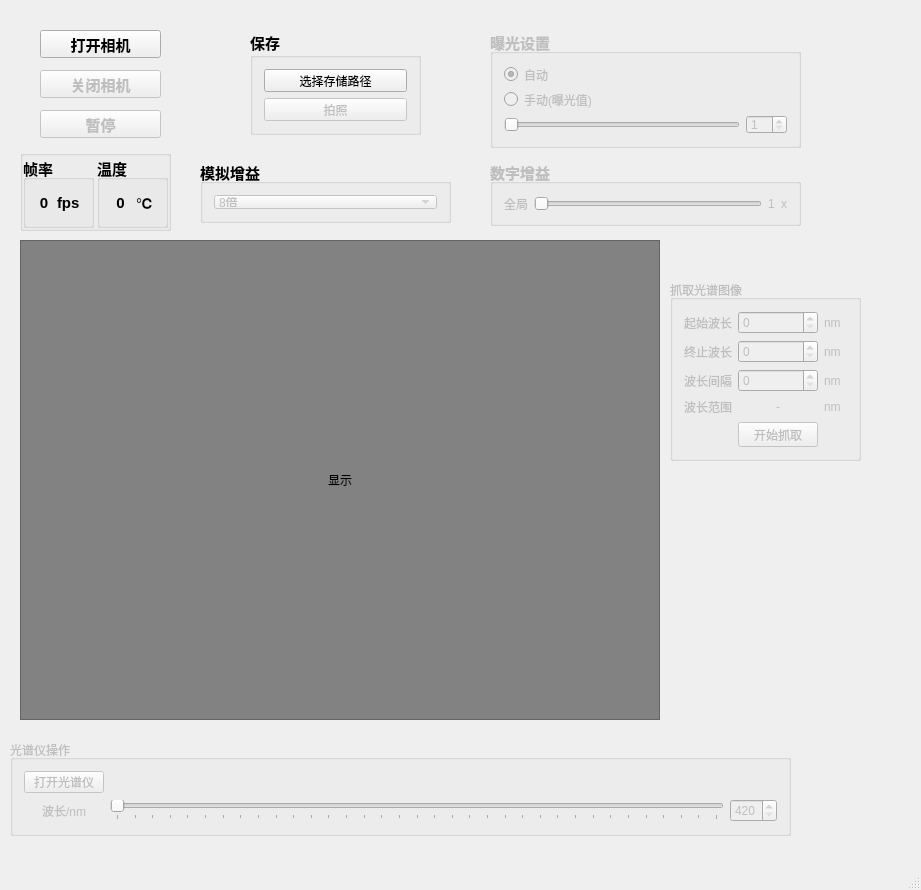
This is usb2_camera_034/mainwindow.ui in betterorbest/usb_camera_with_Cypress as Qt 5 draws it before an edit. The edited form follows.
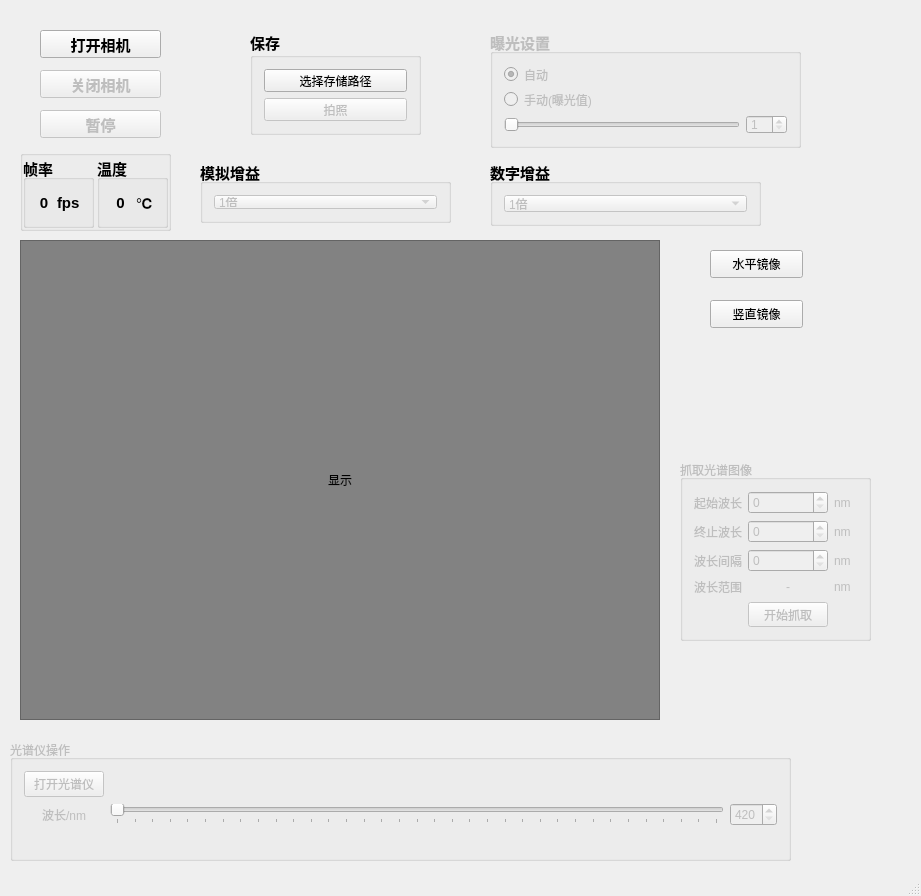
This is the edited form. Icons and pictures are not drawn.

Commit message: modify view digitalGain, add mirror, add wavelength slider tick value

```diff
--- a/usb2_camera_034/mainwindow.ui
+++ b/usb2_camera_034/mainwindow.ui
@@ -7,7 +7,7 @@
     <x>0</x>
     <y>0</y>
     <width>921</width>
-    <height>890</height>
+    <height>896</height>
    </rect>
   </property>
   <property name="windowTitle">
@@ -230,7 +230,7 @@
         </font>
        </property>
        <property name="currentIndex">
-        <number>3</number>
+        <number>0</number>
        </property>
        <item>
         <property name="text">
@@ -261,15 +261,15 @@
      </item>
     </layout>
    </widget>
-   <widget class="QGroupBox" name="m_digitalGainSet">
+   <widget class="QGroupBox" name="groupBox">
     <property name="enabled">
-     <bool>false</bool>
+     <bool>true</bool>
     </property>
     <property name="geometry">
      <rect>
       <x>490</x>
       <y>160</y>
-      <width>311</width>
+      <width>271</width>
       <height>66</height>
      </rect>
     </property>
@@ -285,93 +285,61 @@
     </property>
     <layout class="QVBoxLayout" name="verticalLayout_3">
      <item>
-      <layout class="QHBoxLayout" name="horizontalLayout_8">
+      <widget class="QComboBox" name="m_digitalGainSet">
+       <property name="enabled">
+        <bool>false</bool>
+       </property>
+       <property name="font">
+        <font>
+         <pointsize>9</pointsize>
+         <weight>50</weight>
+         <bold>false</bold>
+        </font>
+       </property>
+       <property name="currentIndex">
+        <number>0</number>
+       </property>
        <item>
-        <widget class="QLabel" name="label_2">
-         <property name="font">
-          <font>
-           <pointsize>9</pointsize>
-           <weight>50</weight>
-           <bold>false</bold>
-          </font>
-         </property>
-         <property name="text">
-          <string>全局</string>
-         </property>
-        </widget>
+        <property name="text">
+         <string>1倍</string>
+        </property>
        </item>
        <item>
-        <widget class="QSlider" name="m_globalGainSet">
-         <property name="sizePolicy">
-          <sizepolicy hsizetype="MinimumExpanding" vsizetype="Fixed">
-           <horstretch>0</horstretch>
-           <verstretch>0</verstretch>
-          </sizepolicy>
-         </property>
-         <property name="maximumSize">
-          <size>
-           <width>16777215</width>
-           <height>16777215</height>
-          </size>
-         </property>
-         <property name="minimum">
-          <number>1</number>
-         </property>
-         <property name="maximum">
-          <number>8</number>
-         </property>
-         <property name="pageStep">
-          <number>1</number>
-         </property>
-         <property name="tracking">
-          <bool>false</bool>
-         </property>
-         <property name="orientation">
-          <enum>Qt::Horizontal</enum>
-         </property>
-         <property name="invertedAppearance">
-          <bool>false</bool>
-         </property>
-         <property name="invertedControls">
-          <bool>false</bool>
-         </property>
-         <property name="tickPosition">
-          <enum>QSlider::NoTicks</enum>
-         </property>
-         <property name="tickInterval">
-          <number>1</number>
-         </property>
-        </widget>
+        <property name="text">
+         <string>2倍</string>
+        </property>
        </item>
        <item>
-        <widget class="QLabel" name="m_globalGain">
-         <property name="font">
-          <font>
-           <pointsize>9</pointsize>
-           <weight>50</weight>
-           <bold>false</bold>
-          </font>
-         </property>
-         <property name="text">
-          <string>1</string>
-         </property>
-        </widget>
+        <property name="text">
+         <string>3倍</string>
+        </property>
        </item>
        <item>
-        <widget class="QLabel" name="label">
-         <property name="font">
-          <font>
-           <pointsize>9</pointsize>
-           <weight>50</weight>
-           <bold>false</bold>
-          </font>
-         </property>
-         <property name="text">
-          <string>x</string>
-         </property>
-        </widget>
+        <property name="text">
+         <string>4倍</string>
+        </property>
        </item>
-      </layout>
+       <item>
+        <property name="text">
+         <string>5倍</string>
+        </property>
+       </item>
+       <item>
+        <property name="text">
+         <string>6倍</string>
+        </property>
+       </item>
+       <item>
+        <property name="text">
+         <string>7倍</string>
+        </property>
+       </item>
+       <item>
+        <property name="text">
+         <string>8倍</string>
+        </property>
+       </item>
+      </widget>
      </item>
     </layout>
    </widget>
@@ -501,7 +469,7 @@
       <x>10</x>
       <y>740</y>
       <width>781</width>
-      <height>96</height>
+      <height>121</height>
      </rect>
     </property>
     <property name="title">
@@ -579,6 +547,13 @@
        </property>
       </spacer>
      </item>
+     <item row="3" column="0" colspan="6">
+      <widget class="QLabel" name="m_labelForPos">
+       <property name="text">
+        <string/>
+       </property>
+      </widget>
+     </item>
     </layout>
    </widget>
    <widget class="QGroupBox" name="groupBox_6">
@@ -692,8 +667,8 @@
     </property>
     <property name="geometry">
      <rect>
-      <x>670</x>
-      <y>280</y>
+      <x>680</x>
+      <y>460</y>
       <width>191</width>
       <height>181</height>
      </rect>
@@ -807,6 +782,32 @@
      </item>
     </layout>
    </widget>
+   <widget class="QPushButton" name="m_horizontalMirror">
+    <property name="geometry">
+     <rect>
+      <x>710</x>
+      <y>250</y>
+      <width>93</width>
+      <height>28</height>
+     </rect>
+    </property>
+    <property name="text">
+     <string>水平镜像</string>
+    </property>
+   </widget>
+   <widget class="QPushButton" name="m_verticalMirror">
+    <property name="geometry">
+     <rect>
+      <x>710</x>
+      <y>300</y>
+      <width>93</width>
+      <height>28</height>
+     </rect>
+    </property>
+    <property name="text">
+     <string>竖直镜像</string>
+    </property>
+   </widget>
   </widget>
   <widget class="QStatusBar" name="statusBar"/>
  </widget>
```
Left out of the diff: 14 changed lines with no effect on the pictures. The commit also changes 8 other files.
